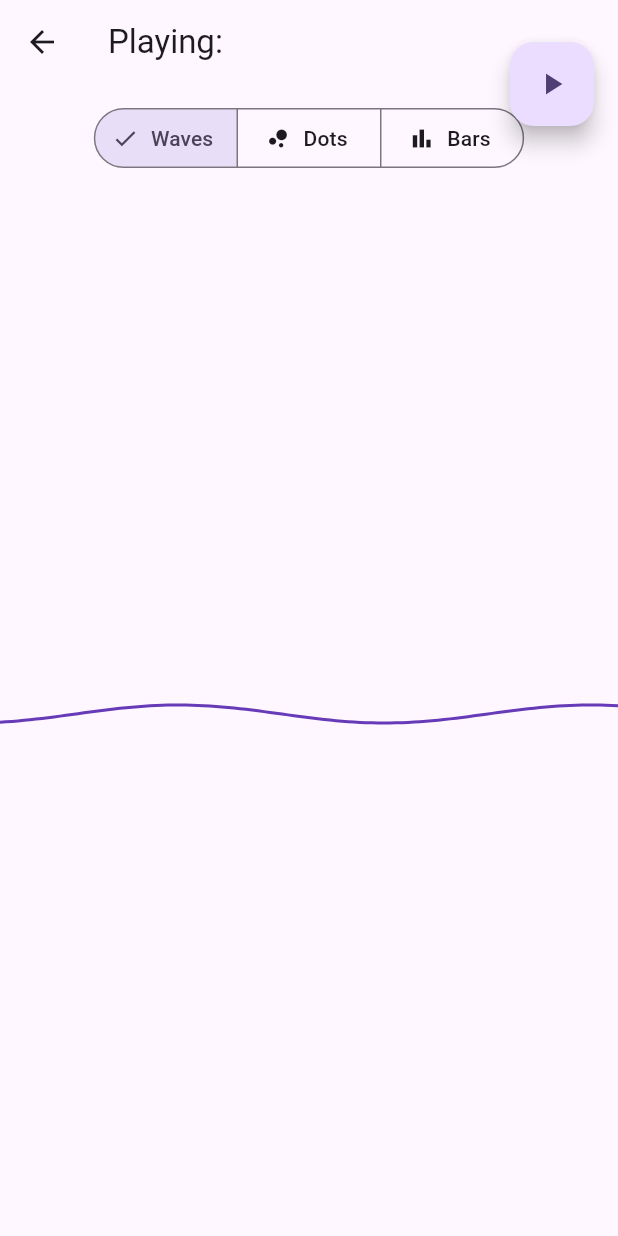
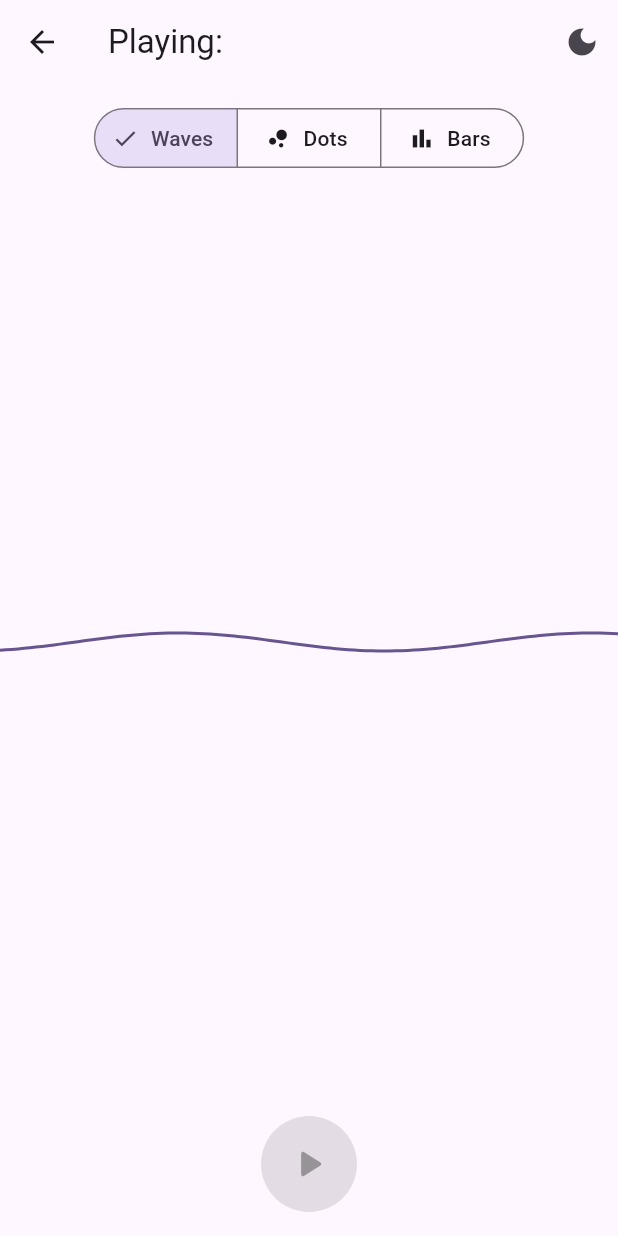
Before and after one commit to hanadi92/chiano, a Flutter app: the PlayerScreen screen opened directly with empty values, on a phone screen of 412 x 824 dp. Run offline on Flutter 3.47's test engine with Material 3 defaults, Android fonts, the phone set to English and light mode, and no system bars; our stand-ins replace timeago; missing offline and left inert: flutter_midi_pro.

Commit message:
feat: beautify play button
Signed-off-by: hanadi92 <hanadi.tamimi@gmail.com>

```diff
--- /dev/null
+++ b/lib/ui/components/play_button.dart
@@ -0,0 +1,28 @@
+import 'package:flutter/material.dart';
+
+class PlayButton extends StatelessWidget {
+  const PlayButton({required this.icon, required this.onPressed, super.key});
+
+  final IconData icon;
+  final VoidCallback? onPressed;
+
+  @override
+  Widget build(BuildContext context) {
+    final colorScheme = Theme.of(context).colorScheme;
+
+    return SizedBox(
+      width: 64,
+      height: 64,
+      child: FilledButton(
+        onPressed: onPressed,
+        style: FilledButton.styleFrom(
+          padding: EdgeInsets.zero,
+          shape: const CircleBorder(),
+          backgroundColor: colorScheme.primary,
+          foregroundColor: colorScheme.onPrimary,
+        ),
+        child: Icon(icon, size: 32),
+      ),
+    );
+  }
+}
--- a/lib/ui/screens/player_screen.dart
+++ b/lib/ui/screens/player_screen.dart
@@ -1,11 +1,13 @@
 import 'package:chiano/extensions/string_extension.dart';
 import 'package:chiano/services/mappers/landing_square_mapper.dart';
 import 'package:chiano/services/mappers/piece_based_mapper.dart';
+import 'package:chiano/ui/components/title_bar.dart';
 import 'package:flutter/material.dart';
 import 'package:flutter_midi_pro/flutter_midi_pro.dart';
 
 import '../../extensions/pgn_move_extension.dart';
 import '../../models/game_model.dart';
+import '../components/play_button.dart';
 import '../components/visualizer.dart';
 
 enum _PlayerStatus { loading, ready, playing, error }
@@ -146,22 +148,30 @@ class _PlayerScreenState extends State<PlayerScreen> {
 
   @override
   Widget build(BuildContext context) {
+    final colorScheme = Theme
+        .of(context)
+        .colorScheme;
     return Scaffold(
-      appBar: AppBar(
-        title: Text('Playing: ${widget.game.timeClass.toTitleCase()}'),
+      appBar: TitleBar(
+        title: 'Playing: ${widget.game.timeClass.toTitleCase()}',
       ),
-      floatingActionButtonLocation: FloatingActionButtonLocation.endTop,
-      floatingActionButton: _buildPlayButton(),
       body: SafeArea(
         child: Column(
-          children: <Widget>[
+          children: [
             _buildVisualizationSelector(),
             Expanded(
               child: MusicVisualizer(
                 controller: visualizerController,
                 style: _visualizationStyle,
-                color: Colors.deepPurple,
+                color: colorScheme.primary,
               ),
+            ),
+            Padding(
+              padding: const EdgeInsets.only(
+                top: 16,
+                bottom: 16,
+              ),
+              child: _buildPlayButton(),
             ),
           ],
         ),
@@ -203,26 +213,28 @@ class _PlayerScreenState extends State<PlayerScreen> {
   Widget _buildPlayButton() {
     switch (_status) {
       case _PlayerStatus.loading:
-        return const CircularProgressIndicator();
+        return const SizedBox(
+          width: 64,
+          height: 64,
+          child: CircularProgressIndicator(),
+        );
+
       case _PlayerStatus.error:
-        return Padding(
-          padding: const EdgeInsets.all(24),
-          child: Text(
-            'Could not load soundfont:\n$_error',
-            textAlign: TextAlign.center,
-          ),
+        return Text(
+          'Could not load soundfont:\n$_error',
+          textAlign: TextAlign.center,
         );
+
       case _PlayerStatus.ready:
-        return FloatingActionButton(
+        return PlayButton(
+          icon: Icons.play_arrow_rounded,
           onPressed: widget.game.pgn.moves.isEmpty ? null : _play,
-          tooltip: 'Play',
-          child: const Icon(Icons.play_arrow),
         );
+
       case _PlayerStatus.playing:
-        return FloatingActionButton(
+        return PlayButton(
+          icon: Icons.stop_rounded,
           onPressed: _stop,
-          tooltip: 'Stop',
-          child: const Icon(Icons.stop),
         );
     }
   }
```
